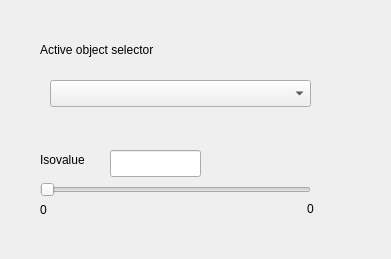
Old version of the form gui.ui in the repository bougui505/pymol_isosurface.
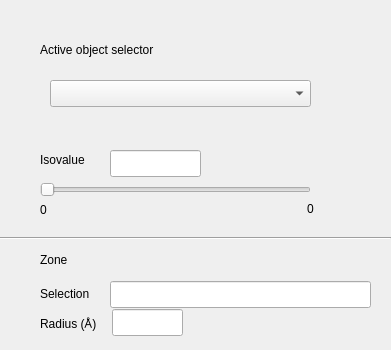
New version of the form.

Commit message: Zone tool added 	modified:   __init__.py 	modified:   gui.ui

The edit to the form file:
```diff
--- a/gui.ui
+++ b/gui.ui
@@ -7,7 +7,7 @@
     <x>0</x>
     <y>0</y>
     <width>391</width>
-    <height>259</height>
+    <height>350</height>
    </rect>
   </property>
   <property name="windowTitle">
@@ -98,6 +98,78 @@
     </rect>
    </property>
   </widget>
+  <widget class="QLabel" name="label_3">
+   <property name="geometry">
+    <rect>
+     <x>40</x>
+     <y>250</y>
+     <width>41</width>
+     <height>19</height>
+    </rect>
+   </property>
+   <property name="text">
+    <string>Zone</string>
+   </property>
+  </widget>
+  <widget class="QLabel" name="label_4">
+   <property name="geometry">
+    <rect>
+     <x>40</x>
+     <y>284</y>
+     <width>67</width>
+     <height>19</height>
+    </rect>
+   </property>
+   <property name="text">
+    <string>Selection</string>
+   </property>
+  </widget>
+  <widget class="QLineEdit" name="selectionbox">
+   <property name="geometry">
+    <rect>
+     <x>110</x>
+     <y>281</y>
+     <width>261</width>
+     <height>27</height>
+    </rect>
+   </property>
+  </widget>
+  <widget class="Line" name="line">
+   <property name="geometry">
+    <rect>
+     <x>0</x>
+     <y>230</y>
+     <width>391</width>
+     <height>16</height>
+    </rect>
+   </property>
+   <property name="orientation">
+    <enum>Qt::Horizontal</enum>
+   </property>
+  </widget>
+  <widget class="QLabel" name="label_5">
+   <property name="geometry">
+    <rect>
+     <x>40</x>
+     <y>314</y>
+     <width>71</width>
+     <height>19</height>
+    </rect>
+   </property>
+   <property name="text">
+    <string>Radius (Å)</string>
+   </property>
+  </widget>
+  <widget class="QLineEdit" name="radiusbox">
+   <property name="geometry">
+    <rect>
+     <x>112</x>
+     <y>309</y>
+     <width>71</width>
+     <height>27</height>
+    </rect>
+   </property>
+  </widget>
  </widget>
  <resources/>
  <connections/>
```
The commit also changes 1 other file.
